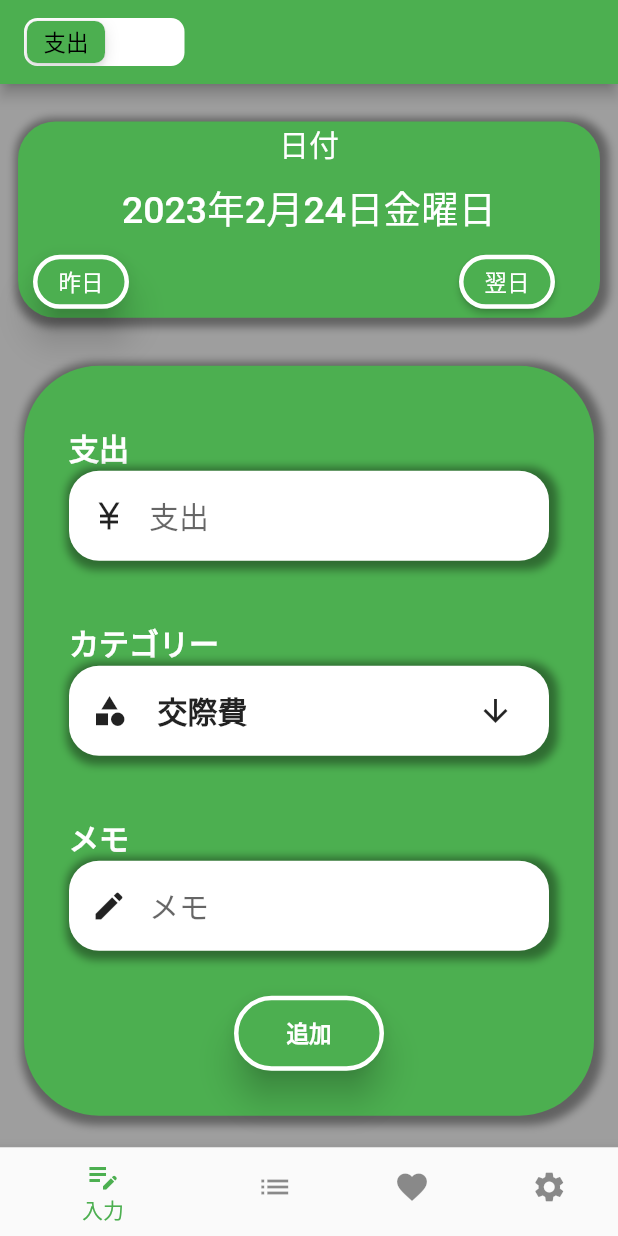
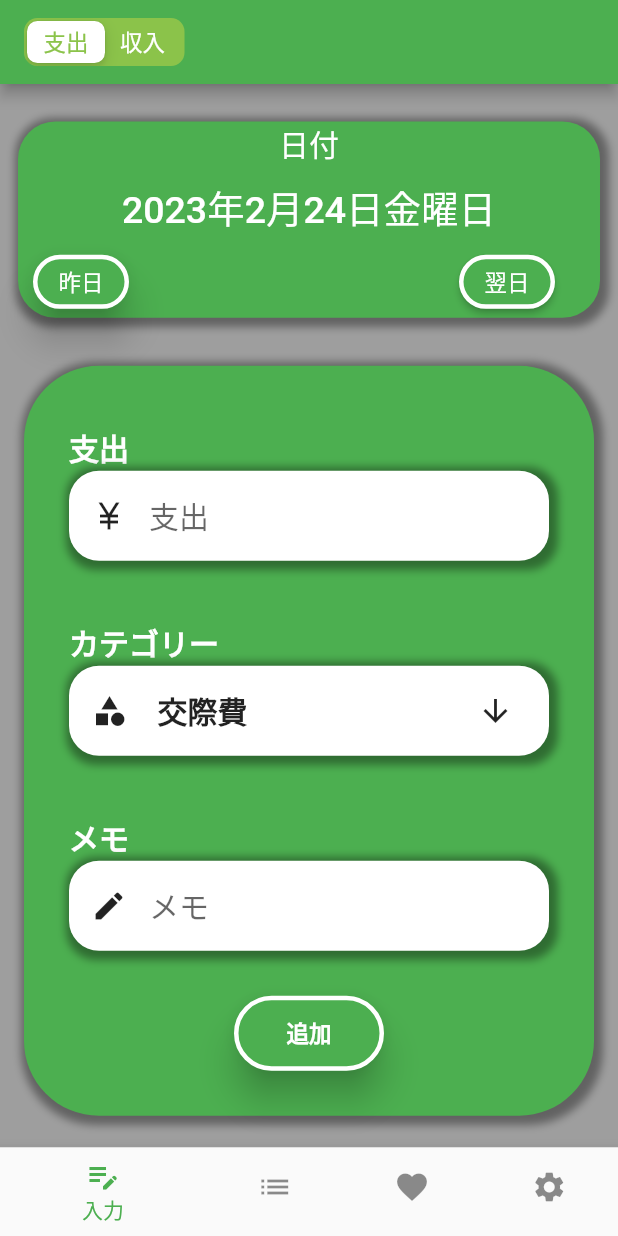
Before and after one commit to keito0612/budget_life, a Flutter app: the screen it shows after launch, on a phone screen of 412 x 824 dp. Run offline on Flutter 3.47's test engine with Material 2 defaults, Android fonts, the phone set to English and light mode, and no system bars; our stand-ins replace flutter_riverpod, flutter_slidable, freezed_annotation, grouped_list, hooks_riverpod, sqflite; accounts and stored records are empty; Roboto replaces fonts that are missing (SFProRounded).

Commit message:
一部訂正した

```diff
--- a/lib/model/expense.dart
+++ b/lib/model/expense.dart
@@ -10,7 +10,7 @@ abstract class Expense with _$Expense {
       @Default("") String amount,
       @Default("") String date,
       @Default("") String memo,
-      @Default("") @Default("衣服") String category}) = _Expense;
+      @Default("衣服") String category}) = _Expense;
   factory Expense.fromJson(Map<String, dynamic> json) =>
       _$ExpenseFromJson(json);
 }
--- a/lib/page/income_page.dart
+++ b/lib/page/income_page.dart
@@ -1,5 +1,5 @@
 import 'package:budget/model/income.dart';
-import 'package:budget/page/expense_page.dart';
+import 'package:budget/page/expense/expense_page.dart';
 import 'package:budget/viewModels/income_model.dart';
 import 'package:budget/widgets/bottom_sheet_dar.dart';
 import 'package:budget/widgets/dateBar_widget.dart';
--- a/lib/page/input_page.dart
+++ b/lib/page/input_page.dart
@@ -1,4 +1,4 @@
-import 'package:budget/page/expense_page.dart';
+import 'package:budget/page/expense/expense_page.dart';
 import 'package:budget/page/income_page.dart';
 import 'package:flutter/cupertino.dart';
 import 'package:flutter/material.dart';
@@ -40,7 +40,8 @@ class InputPage extends ConsumerWidget {
         0: Text(
           "支出",
           style: TextStyle(
-            color: cupertinoSlidingValue == 0 ? Colors.black : Colors.white,
+            color:
+                cupertinoSlidingValue == 0 ? Colors.lightGreen : Colors.white,
             fontSize: 15,
             fontWeight: FontWeight.w400,
             fontFamily: "SFProRounded",
@@ -50,7 +51,8 @@ class InputPage extends ConsumerWidget {
         1: Text(
           "収入",
           style: TextStyle(
-            color: cupertinoSlidingValue == 1 ? Colors.black : Colors.white,
+            color:
+                cupertinoSlidingValue == 1 ? Colors.lightGreen : Colors.white,
             fontSize: 15,
             fontWeight: FontWeight.w400,
             fontFamily: "SFProRounded",
@@ -62,8 +64,8 @@ class InputPage extends ConsumerWidget {
       onValueChanged: (index) {
         cupertinoSlidingValueController.state = index!;
       },
-      thumbColor: Colors.green,
-      backgroundColor: Colors.white,
+      thumbColor: Colors.white,
+      backgroundColor: Colors.lightGreen,
     );
   }
 }
--- a/lib/page/list_page.dart
+++ b/lib/page/list_page.dart
@@ -1,4 +1,4 @@
-import 'package:budget/page/expense_list_page.dart';
+import 'package:budget/page/expense/expense_list_page.dart';
 import 'package:budget/page/income_list_page.dart';
 import 'package:flutter/cupertino.dart';
 import 'package:flutter/material.dart';
```
